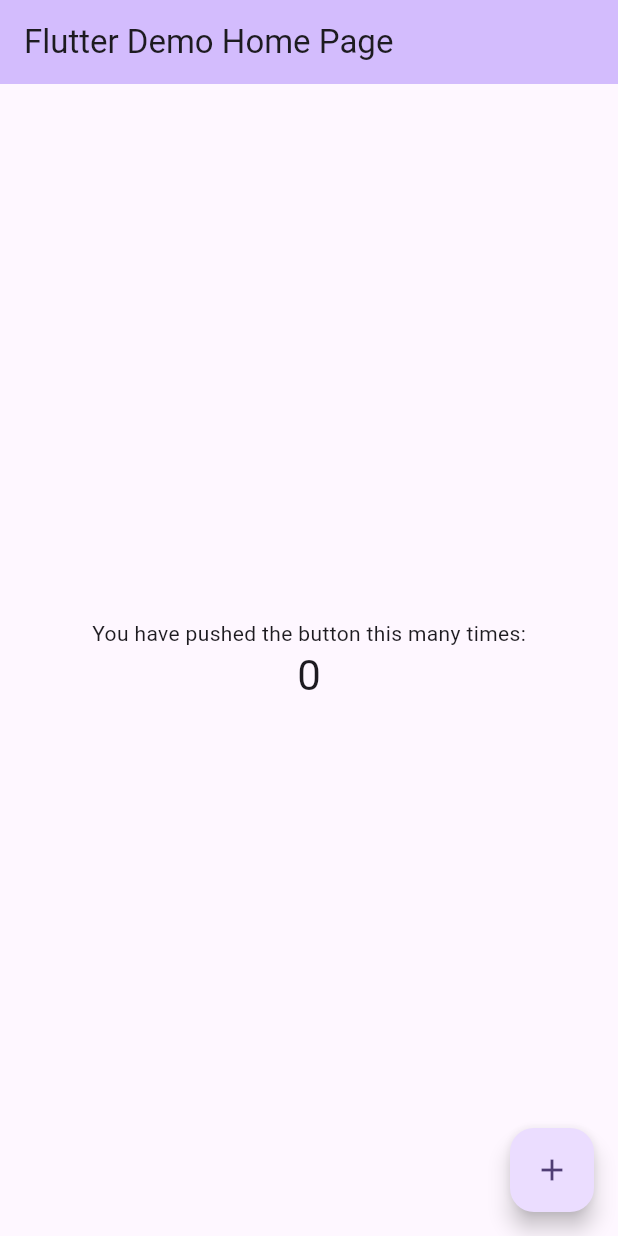
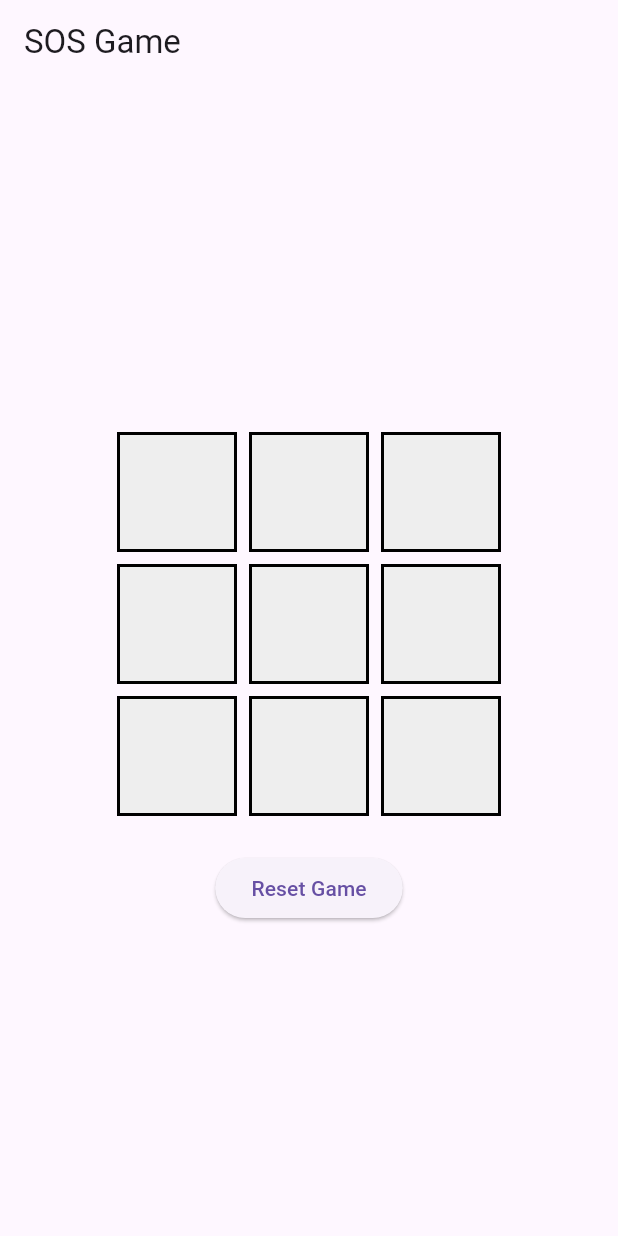
Before and after one commit to sagarp-c/game, a Flutter app: the screen it shows after launch, on a phone screen of 412 x 824 dp. Run offline on Flutter 3.47's test engine with Material 3 defaults, Android fonts, the phone set to English and light mode, and no system bars.

Commit message:
Basic grid layout

```diff
--- a/lib/main.dart
+++ b/lib/main.dart
@@ -1,125 +1,93 @@
 import 'package:flutter/material.dart';
 
 void main() {
-  runApp(const MyApp());
+  runApp(SOSGame());
 }
 
-class MyApp extends StatelessWidget {
-  const MyApp({super.key});
+class SOSGame extends StatelessWidget {
+  const SOSGame({Key? key}) : super(key: key);
 
-  // This widget is the root of your application.
   @override
   Widget build(BuildContext context) {
     return MaterialApp(
-      title: 'Flutter Demo',
-      theme: ThemeData(
-        // This is the theme of your application.
-        //
-        // TRY THIS: Try running your application with "flutter run". You'll see
-        // the application has a purple toolbar. Then, without quitting the app,
-        // try changing the seedColor in the colorScheme below to Colors.green
-        // and then invoke "hot reload" (save your changes or press the "hot
-        // reload" button in a Flutter-supported IDE, or press "r" if you used
-        // the command line to start the app).
-        //
-        // Notice that the counter didn't reset back to zero; the application
-        // state is not lost during the reload. To reset the state, use hot
-        // restart instead.
-        //
-        // This works for code too, not just values: Most code changes can be
-        // tested with just a hot reload.
-        colorScheme: ColorScheme.fromSeed(seedColor: Colors.deepPurple),
-        useMaterial3: true,
-      ),
-      home: const MyHomePage(title: 'Flutter Demo Home Page'),
+      title: 'SOS Game',
+      theme: ThemeData(primarySwatch: Colors.blue),
+      home: const GameScreen(),
+      debugShowCheckedModeBanner: false,
     );
   }
 }
 
-class MyHomePage extends StatefulWidget {
-  const MyHomePage({super.key, required this.title});
-
-  // This widget is the home page of your application. It is stateful, meaning
-  // that it has a State object (defined below) that contains fields that affect
-  // how it looks.
-
-  // This class is the configuration for the state. It holds the values (in this
-  // case the title) provided by the parent (in this case the App widget) and
-  // used by the build method of the State. Fields in a Widget subclass are
-  // always marked "final".
-
-  final String title;
+class GameScreen extends StatefulWidget {
+  const GameScreen({Key? key}) : super(key: key);
 
   @override
-  State<MyHomePage> createState() => _MyHomePageState();
+  _GameScreenState createState() => _GameScreenState();
 }
 
-class _MyHomePageState extends State<MyHomePage> {
-  int _counter = 0;
-
-  void _incrementCounter() {
-    setState(() {
-      // This call to setState tells the Flutter framework that something has
-      // changed in this State, which causes it to rerun the build method below
-      // so that the display can reflect the updated values. If we changed
-      // _counter without calling setState(), then the build method would not be
-      // called again, and so nothing would appear to happen.
-      _counter++;
-    });
-  }
+class _GameScreenState extends State<GameScreen> {
+  // 3x3 grid placeholder
+  List<List<String>> grid = List.generate(3, (_) => List.generate(3, (_) => ''));
 
   @override
   Widget build(BuildContext context) {
-    // This method is rerun every time setState is called, for instance as done
-    // by the _incrementCounter method above.
-    //
-    // The Flutter framework has been optimized to make rerunning build methods
-    // fast, so that you can just rebuild anything that needs updating rather
-    // than having to individually change instances of widgets.
     return Scaffold(
       appBar: AppBar(
-        // TRY THIS: Try changing the color here to a specific color (to
-        // Colors.amber, perhaps?) and trigger a hot reload to see the AppBar
-        // change color while the other colors stay the same.
-        backgroundColor: Theme.of(context).colorScheme.inversePrimary,
-        // Here we take the value from the MyHomePage object that was created by
-        // the App.build method, and use it to set our appbar title.
-        title: Text(widget.title),
+        title: const Text('SOS Game'),
       ),
-      body: Center(
-        // Center is a layout widget. It takes a single child and positions it
-        // in the middle of the parent.
-        child: Column(
-          // Column is also a layout widget. It takes a list of children and
-          // arranges them vertically. By default, it sizes itself to fit its
-          // children horizontally, and tries to be as tall as its parent.
-          //
-          // Column has various properties to control how it sizes itself and
-          // how it positions its children. Here we use mainAxisAlignment to
-          // center the children vertically; the main axis here is the vertical
-          // axis because Columns are vertical (the cross axis would be
-          // horizontal).
-          //
-          // TRY THIS: Invoke "debug painting" (choose the "Toggle Debug Paint"
-          // action in the IDE, or press "p" in the console), to see the
-          // wireframe for each widget.
-          mainAxisAlignment: MainAxisAlignment.center,
-          children: <Widget>[
-            const Text(
-              'You have pushed the button this many times:',
+      body: Column(
+        mainAxisAlignment: MainAxisAlignment.center,
+        children: [
+          // Game Grid
+          Container(
+            padding: const EdgeInsets.all(20),
+            child: Column(
+              mainAxisAlignment: MainAxisAlignment.center,
+              children: List.generate(3, (row) {
+                return Row(
+                  mainAxisAlignment: MainAxisAlignment.center,
+                  children: List.generate(3, (col) {
+                    return GestureDetector(
+                      onTap: () {
+                        setState(() {
+                          // Toggle between "S" and "O" for now
+                          grid[row][col] = grid[row][col] == 'S' ? 'O' : 'S';
+                        });
+                      },
+                      child: Container(
+                        margin: const EdgeInsets.all(4),
+                        width: 80,
+                        height: 80,
+                        decoration: BoxDecoration(
+                          color: Colors.grey[200],
+                          border: Border.all(color: Colors.black, width: 2),
+                        ),
+                        alignment: Alignment.center,
+                        child: Text(
+                          grid[row][col], // Display S or O
+                          style: const TextStyle(
+                            fontSize: 32,
+                            fontWeight: FontWeight.bold,
+                          ),
+                        ),
+                      ),
+                    );
+                  }),
+                );
+              }),
             ),
-            Text(
-              '$_counter',
-              style: Theme.of(context).textTheme.headlineMedium,
-            ),
-          ],
-        ),
+          ),
+          // Reset Button
+          ElevatedButton(
+            onPressed: () {
+              setState(() {
+                grid = List.generate(3, (_) => List.generate(3, (_) => ''));
+              });
+            },
+            child: const Text('Reset Game'),
+          ),
+        ],
       ),
-      floatingActionButton: FloatingActionButton(
-        onPressed: _incrementCounter,
-        tooltip: 'Increment',
-        child: const Icon(Icons.add),
-      ), // This trailing comma makes auto-formatting nicer for build methods.
     );
   }
 }
```
